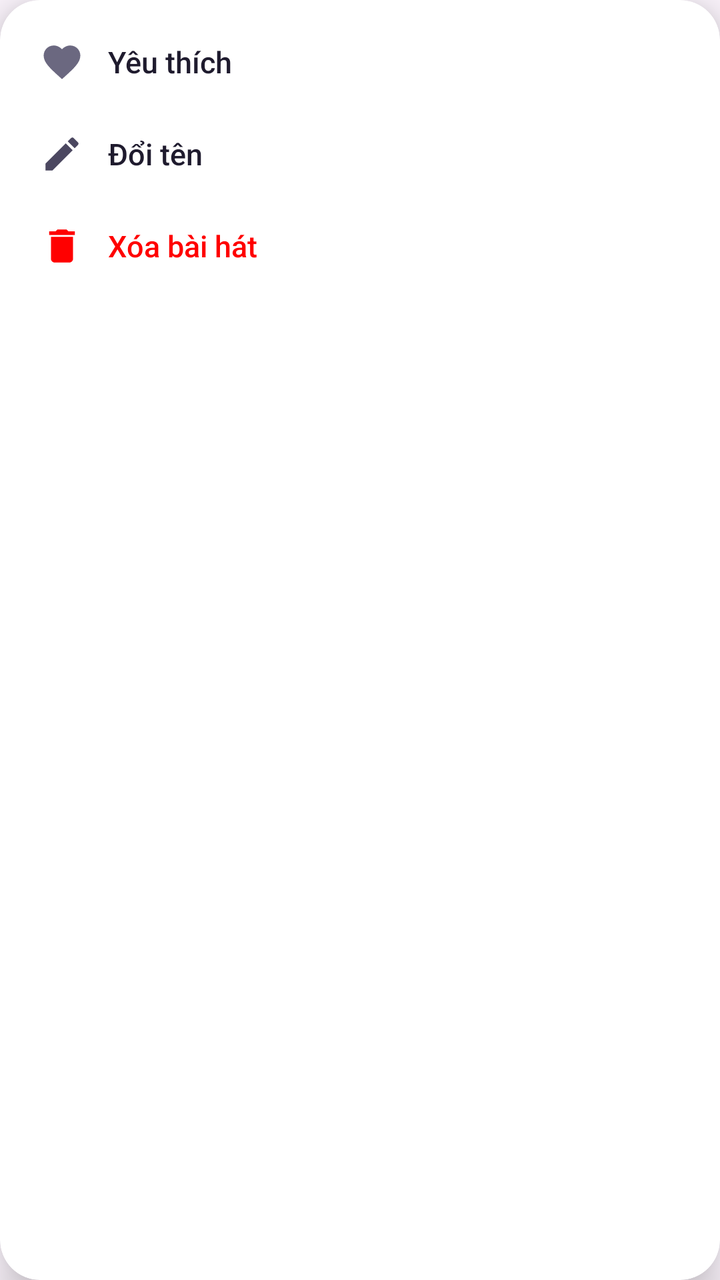
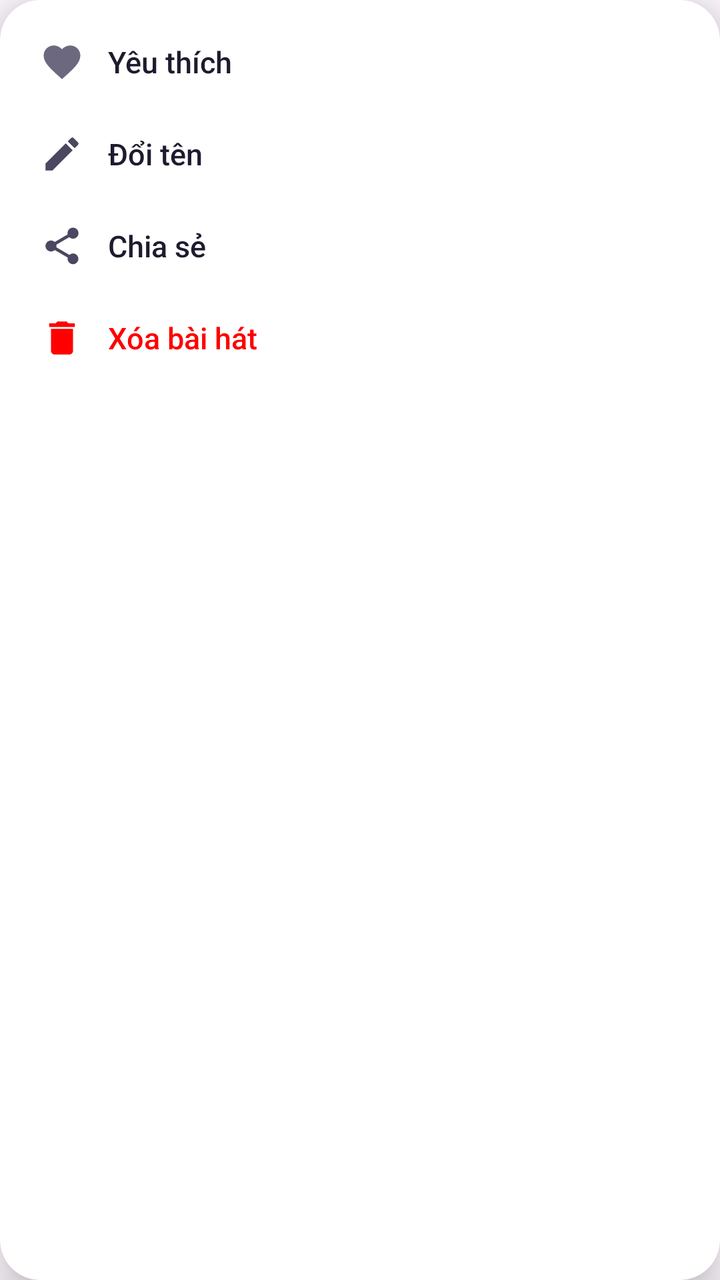

Screens rendered from an Android XML layout before and after an edit, with the pre-edit source and the edit as a unified diff.
<!-- AndroidManifest.xml: application theme Theme.LocalMusic -->
<!-- res/layout/dialog_song_options.xml -->
<?xml version="1.0" encoding="utf-8"?>
<androidx.cardview.widget.CardView xmlns:android="http://schemas.android.com/apk/res/android"
    xmlns:app="http://schemas.android.com/apk/res-auto"
    android:layout_width="220dp" 
    android:layout_height="wrap_content"
    app:cardCornerRadius="20dp"
    app:cardElevation="12dp"
    app:cardBackgroundColor="@color/white">

    <LinearLayout
        android:layout_width="match_parent"
        android:layout_height="wrap_content"
        android:orientation="vertical"
        android:padding="8dp">

        <LinearLayout
            android:id="@+id/btnMenuFavorite"
            android:layout_width="match_parent"
            android:layout_height="wrap_content"
            android:background="?attr/selectableItemBackground"
            android:gravity="center_vertical"
            android:orientation="horizontal"
            android:padding="12dp">

            <ImageView
                android:id="@+id/ivMenuHeart"
                android:layout_width="22dp"
                android:layout_height="22dp"
                android:src="@drawable/ic_heart_outline" />

            <TextView
                android:id="@+id/tvMenuFavorite"
                android:layout_width="wrap_content"
                android:layout_height="wrap_content"
                android:layout_marginStart="12dp"
                android:fontFamily="sans-serif-medium"
                android:text="Yêu thích"
                android:textColor="#1F1B2E"
                android:textSize="15sp" />
        </LinearLayout>

        <LinearLayout
            android:id="@+id/btnMenuRename"
            android:layout_width="match_parent"
            android:layout_height="wrap_content"
            android:background="?attr/selectableItemBackground"
            android:gravity="center_vertical"
            android:orientation="horizontal"
            android:padding="12dp">

            <ImageView
                android:layout_width="22dp"
                android:layout_height="22dp"
                android:src="@drawable/ic_edit" />

            <TextView
                android:layout_width="wrap_content"
                android:layout_height="wrap_content"
                android:layout_marginStart="12dp"
                android:fontFamily="sans-serif-medium"
                android:text="Đổi tên"
                android:textColor="#1F1B2E"
                android:textSize="15sp" />
        </LinearLayout>

        <LinearLayout
            android:id="@+id/btnMenuDelete"
            android:layout_width="match_parent"
            android:layout_height="wrap_content"
            android:background="?attr/selectableItemBackground"
            android:gravity="center_vertical"
            android:orientation="horizontal"
            android:padding="12dp">

            <ImageView
                android:layout_width="22dp"
                android:layout_height="22dp"
                android:src="@drawable/ic_delete" />

            <TextView
                android:layout_width="wrap_content"
                android:layout_height="wrap_content"
                android:layout_marginStart="12dp"
                android:fontFamily="sans-serif-medium"
                android:text="Xóa bài hát"
                android:textColor="#FF0000"
                android:textSize="15sp" />
        </LinearLayout>
    </LinearLayout>
</androidx.cardview.widget.CardView>
<!-- resources referenced by this layout -->
<resources>
  <color name="white">#FFFFFF</color>
  <!-- drawable ic_delete (drawable) -->
  <vector xmlns:android="http://schemas.android.com/apk/res/android"
      android:width="24dp" android:height="24dp"
      android:viewportWidth="24" android:viewportHeight="24"
      android:tint="#FF0000">
      <path android:fillColor="@android:color/white" android:pathData="M6,19c0,1.1 0.9,2 2,2h8c1.1,0 2,-0.9 2,-2V7H6v12zM19,4h-3.5l-1,-1h-5l-1,1H5v2h14V4z"/>
  </vector>
  <!-- drawable ic_edit (drawable) -->
  <vector xmlns:android="http://schemas.android.com/apk/res/android"
      android:width="24dp" android:height="24dp"
      android:viewportWidth="24" android:viewportHeight="24"
      android:tint="#4B4760">
      <path android:fillColor="@android:color/white" android:pathData="M3,17.25V21h3.75L17.81,9.94l-3.75,-3.75L3,17.25zM20.71,7.04c0.39,-0.39 0.39,-1.02 0,-1.41l-2.34,-2.34c-0.39,-0.39 -1.02,-0.39 -1.41,0l-1.83,1.83 3.75,3.75 1.83,-1.83z"/>
  </vector>
  <!-- drawable ic_heart_outline (drawable) -->
  <vector xmlns:android="http://schemas.android.com/apk/res/android"
      android:width="24dp" android:height="24dp"
      android:viewportWidth="24" android:viewportHeight="24"
      android:tint="#6B6880">
      <path android:fillColor="@android:color/white" android:pathData="M12,21.35l-1.45,-1.32C5.4,15.36 2,12.28 2,8.5 2,5.42 4.42,3 7.5,3c1.74,0 3.41,0.81 4.5,2.09C13.09,3.81 14.76,3 16.5,3 19.58,3 22,5.42 22,8.5c0,3.78 -3.4,6.86 -8.55,11.54L12,21.35z"/>
  </vector>
  <style name="Theme.LocalMusic" parent="Theme.Material3.Light.NoActionBar">
          <item name="android:statusBarColor">@color/white</item>
          <item name="android:windowLightStatusBar">true</item>
          <item name="android:windowSplashScreenBackground">#000000</item>
          <item name="android:windowSplashScreenAnimatedIcon">@drawable/logo</item>
      </style>
  <!-- drawable logo: png bitmap (drawable, 82471 bytes) -->
</resources>

<!-- the commit's change to res/layout/dialog_song_options.xml (unified diff, before → after) -->
@@ -64,6 +64,30 @@
         </LinearLayout>
 
         <LinearLayout
+            android:id="@+id/btnMenuShare"
+            android:layout_width="match_parent"
+            android:layout_height="wrap_content"
+            android:background="?attr/selectableItemBackground"
+            android:gravity="center_vertical"
+            android:orientation="horizontal"
+            android:padding="12dp">
+
+            <ImageView
+                android:layout_width="22dp"
+                android:layout_height="22dp"
+                android:src="@drawable/ic_q_share" />
+
+            <TextView
+                android:layout_width="wrap_content"
+                android:layout_height="wrap_content"
+                android:layout_marginStart="12dp"
+                android:fontFamily="sans-serif-medium"
+                android:text="Chia sẻ"
+                android:textColor="#1F1B2E"
+                android:textSize="15sp" />
+        </LinearLayout>
+
+        <LinearLayout
             android:id="@+id/btnMenuDelete"
             android:layout_width="match_parent"
             android:layout_height="wrap_content"
<!-- resource entries referenced after the edit -->
@@ -22,6 +22,18 @@
       android:tint="#6B6880">
       <path android:fillColor="@android:color/white" android:pathData="M12,21.35l-1.45,-1.32C5.4,15.36 2,12.28 2,8.5 2,5.42 4.42,3 7.5,3c1.74,0 3.41,0.81 4.5,2.09C13.09,3.81 14.76,3 16.5,3 19.58,3 22,5.42 22,8.5c0,3.78 -3.4,6.86 -8.55,11.54L12,21.35z"/>
   </vector>
+  <!-- drawable ic_q_share (drawable) -->
+  <?xml version="1.0" encoding="utf-8"?>
+  <vector xmlns:android="http://schemas.android.com/apk/res/android"
+      android:width="24dp"
+      android:height="24dp"
+      android:tint="#4B4760"
+      android:viewportWidth="24"
+      android:viewportHeight="24">
+      <path
+          android:fillColor="@android:color/white"
+          android:pathData="M18,16.08c-0.76,0 -1.44,0.3 -1.96,0.77L8.91,12.7c0.05,-0.23 0.09,-0.46 0.09,-0.7s-0.04,-0.47 -0.09,-0.7l7.05,-4.11c0.54,0.5 1.25,0.81 2.04,0.81 1.66,0 3,-1.34 3,-3s-1.34,-3 -3,-3 -3,1.34 -3,3c0,0.24 0.04,0.47 0.09,0.7L8.04,9.81C7.5,9.31 6.79,9 6,9c-1.66,0 -3,1.34 -3,3s1.34,3 3,3c0.79,0 1.5,-0.31 2.04,-0.81l7.12,4.16c-0.05,0.21 -0.08,0.43 -0.08,0.65 0,1.61 1.31,2.92 2.92,2.92 1.61,0 2.92,-1.31 2.92,-2.92s-1.31,-2.92 -2.92,-2.92z" />
+  </vector>
   <style name="Theme.LocalMusic" parent="Theme.Material3.Light.NoActionBar">
           <item name="android:statusBarColor">@color/white</item>
           <item name="android:windowLightStatusBar">true</item>
